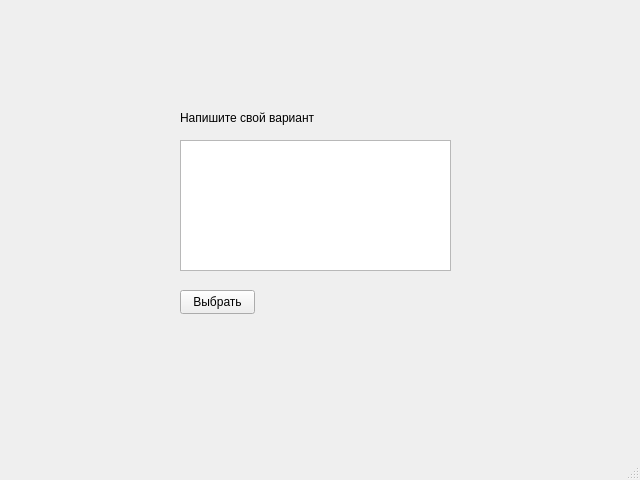
This is VariantSelectDesignerUI.ui in goldduck11/Ecology as Qt 5 draws it before an edit. The edited form follows.
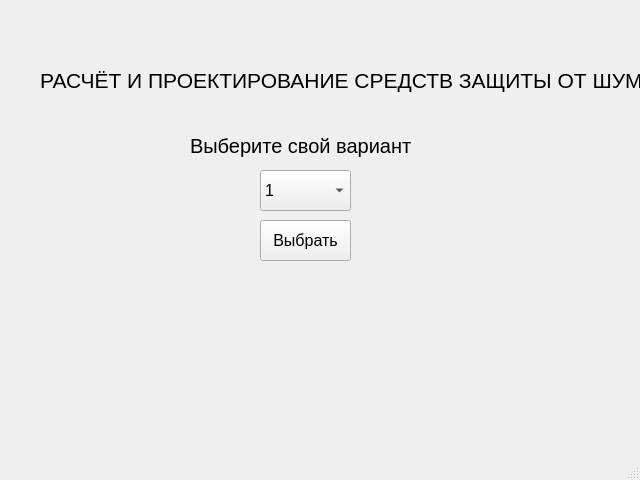
This is the edited form.

Diff of the .ui file:
```diff
--- a/VariantSelectDesignerUI.ui
+++ b/VariantSelectDesignerUI.ui
@@ -14,42 +14,131 @@
    <string>MainWindow</string>
   </property>
   <widget class="QWidget" name="centralwidget">
-   <widget class="QTextEdit" name="VariantEditTextField">
-    <property name="geometry">
-     <rect>
-      <x>180</x>
-      <y>140</y>
-      <width>271</width>
-      <height>131</height>
-     </rect>
-    </property>
-   </widget>
    <widget class="QLabel" name="VariantTextField">
     <property name="geometry">
      <rect>
-      <x>180</x>
-      <y>110</y>
-      <width>201</width>
-      <height>16</height>
+      <x>190</x>
+      <y>130</y>
+      <width>231</width>
+      <height>31</height>
      </rect>
     </property>
+    <property name="font">
+     <font>
+      <pointsize>15</pointsize>
+     </font>
+    </property>
     <property name="text">
-     <string>Напишите свой вариант</string>
+     <string>Выберите свой вариант</string>
     </property>
    </widget>
    <widget class="QPushButton" name="VariantSelectButton">
     <property name="geometry">
      <rect>
-      <x>180</x>
-      <y>290</y>
-      <width>75</width>
-      <height>24</height>
+      <x>260</x>
+      <y>220</y>
+      <width>91</width>
+      <height>41</height>
      </rect>
     </property>
+    <property name="font">
+     <font>
+      <pointsize>12</pointsize>
+     </font>
+    </property>
     <property name="text">
      <string>Выбрать</string>
     </property>
    </widget>
+   <widget class="QLabel" name="label">
+    <property name="geometry">
+     <rect>
+      <x>40</x>
+      <y>50</y>
+      <width>631</width>
+      <height>61</height>
+     </rect>
+    </property>
+    <property name="font">
+     <font>
+      <pointsize>16</pointsize>
+     </font>
+    </property>
+    <property name="text">
+     <string>РАСЧЁТ И ПРОЕКТИРОВАНИЕ СРЕДСТВ ЗАЩИТЫ ОТ ШУМА</string>
+    </property>
+    <property name="scaledContents">
+     <bool>true</bool>
+    </property>
+    <property name="wordWrap">
+     <bool>true</bool>
+    </property>
+   </widget>
+   <widget class="QComboBox" name="BoxSelectVariant">
+    <property name="geometry">
+     <rect>
+      <x>260</x>
+      <y>170</y>
+      <width>91</width>
+      <height>41</height>
+     </rect>
+    </property>
+    <property name="font">
+     <font>
+      <pointsize>12</pointsize>
+     </font>
+    </property>
+    <item>
+     <property name="text">
+      <string>1</string>
+     </property>
+    </item>
+    <item>
+     <property name="text">
+      <string>2</string>
+     </property>
+    </item>
+    <item>
+     <property name="text">
+      <string>3</string>
+     </property>
+    </item>
+    <item>
+     <property name="text">
+      <string>4</string>
+     </property>
+    </item>
+    <item>
+     <property name="text">
+      <string>5</string>
+     </property>
+    </item>
+    <item>
+     <property name="text">
+      <string>6</string>
+     </property>
+    </item>
+    <item>
+     <property name="text">
+      <string>7</string>
+     </property>
+    </item>
+    <item>
+     <property name="text">
+      <string>8</string>
+     </property>
+    </item>
+    <item>
+     <property name="text">
+      <string>9</string>
+     </property>
+    </item>
+    <item>
+     <property name="text">
+      <string>10</string>
+     </property>
+    </item>
+   </widget>
   </widget>
   <widget class="QMenuBar" name="menubar">
    <property name="geometry">
```
